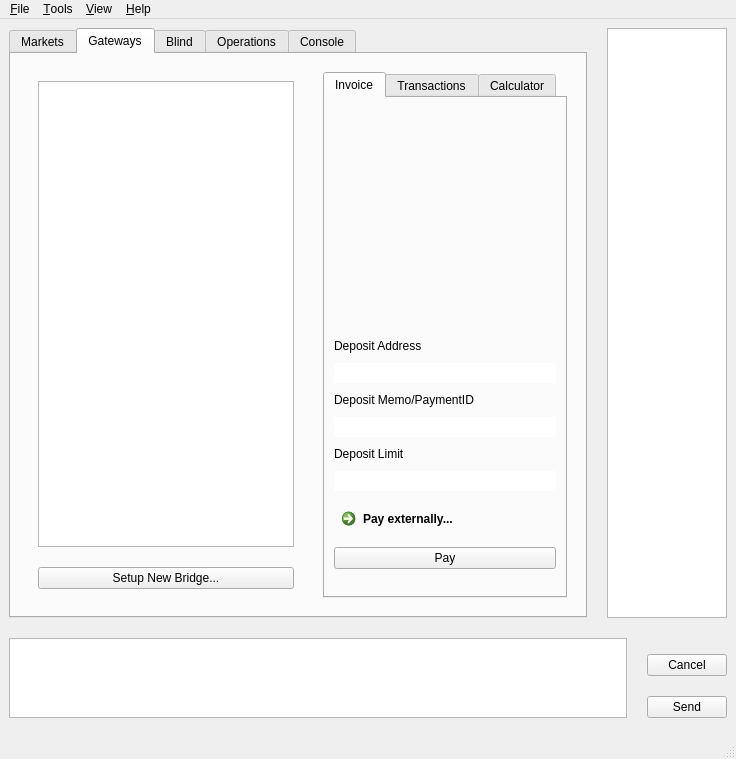
Before: the Qt Designer form bitsharesqt/mainwindow.ui in jhtitor/citadel, drawn with Qt 5.
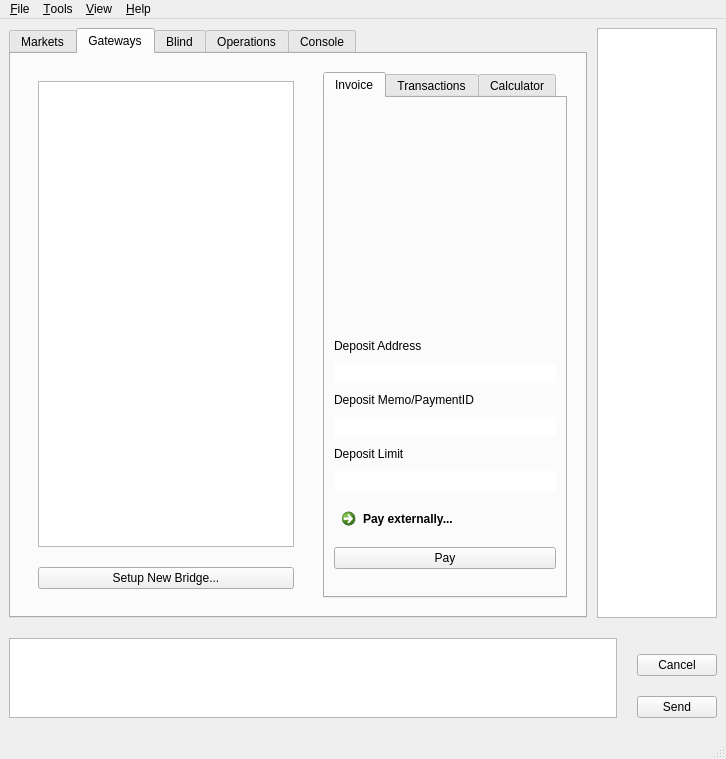
After: the same form once the commit is applied. Icons and pictures are not drawn.

Commit message: Make minor adjustments to the ui.

The edit to the form file:
```diff
--- a/bitsharesqt/mainwindow.ui
+++ b/bitsharesqt/mainwindow.ui
@@ -36,7 +36,7 @@
     <item>
      <layout class="QHBoxLayout" name="mainFrame">
       <property name="spacing">
-       <number>20</number>
+       <number>10</number>
       </property>
       <item>
        <widget class="QTabWidget" name="tabWidget">
```
Left out of the diff: 2 changed lines with no effect on the pictures.
